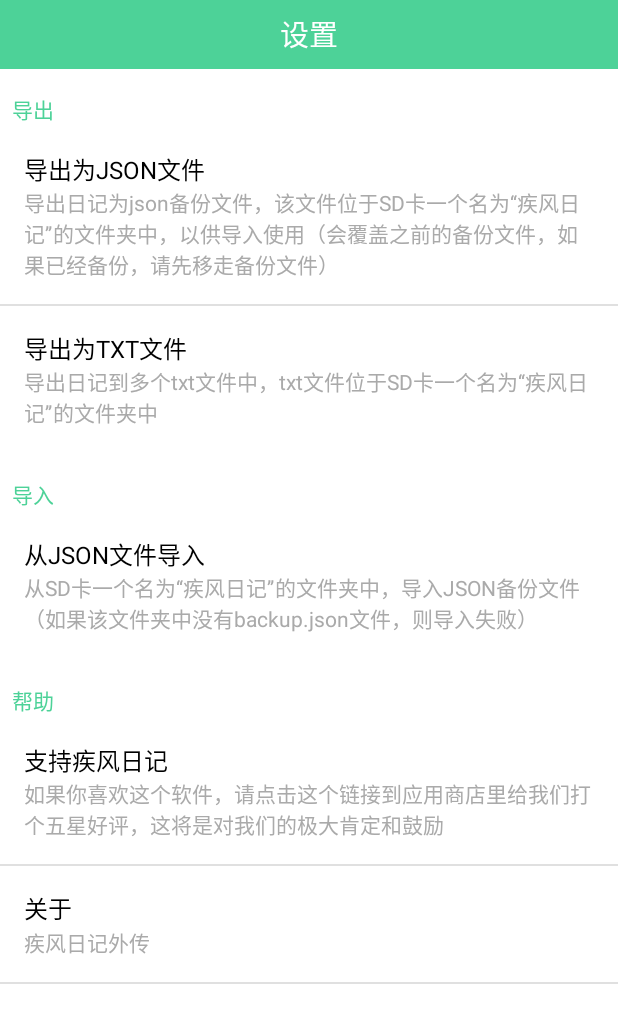
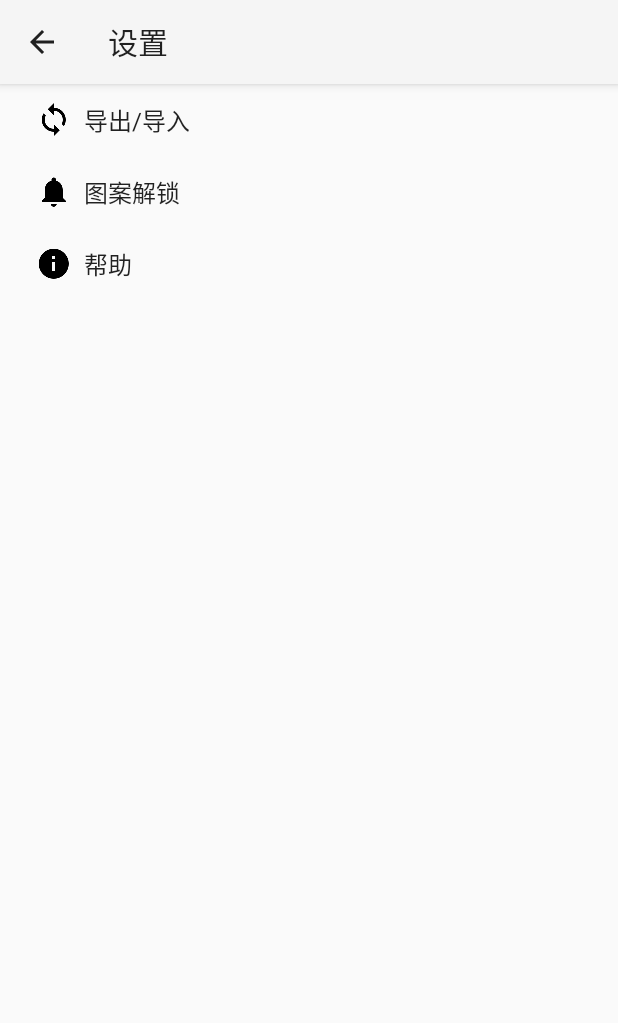
Before and after one commit to qiuyongchen/wind-diary, an Android app: the screen it shows after launch (SettingActivity before the commit, SettingsActivity after it), after a tap on an icon or button, on a phone screen of 412 x 824 dp. Shown: the top 1023 px of the screen. Run offline under Robolectric (Android 15) with nearby library versions, the phone set to English and light mode, and no system bars; libraries missing offline, so code that uses them is left out: com.umeng.analytics, se.emilsjolander.stickylistheaders; 7 statements that could not run were skipped; 2 other taps on this screen came first.

Commit message:
尝试添加setting界面
（不再使用之前的自定义版，而是使用官方匹配版）

```diff
--- a/app/build.gradle
+++ b/app/build.gradle
@@ -22,9 +22,9 @@ dependencies {
     compile fileTree(include: ['*.jar'], dir: 'libs')
     testCompile 'junit:junit:4.12'
     compile 'com.android.support:appcompat-v7:23.0.1'
-    compile 'com.android.support:cardview-v7:23.0.+'
+    compile 'com.android.support:cardview-v7:23.0.1'
     compile 'com.android.support:design:23.0.1'
-    compile 'com.android.support:recyclerview-v7:23.0.+'
+    compile 'com.android.support:recyclerview-v7:23.0.1'
     compile 'com.android.support:support-v4:23.0.1'
     compile 'com.github.haibison:android-lockpattern:7.0.0'
     compile 'com.umeng.analytics:analytics:latest.integration'
--- /dev/null
+++ b/app/src/main/java/com/qiuyongchen/diary/AppCompatPreferenceActivity.java
@@ -0,0 +1,109 @@
+package com.qiuyongchen.diary;
+
+import android.content.res.Configuration;
+import android.os.Bundle;
+import android.preference.PreferenceActivity;
+import android.support.annotation.LayoutRes;
+import android.support.annotation.Nullable;
+import android.support.v7.app.ActionBar;
+import android.support.v7.app.AppCompatDelegate;
+import android.support.v7.widget.Toolbar;
+import android.view.MenuInflater;
+import android.view.View;
+import android.view.ViewGroup;
+
+/**
+ * A {@link android.preference.PreferenceActivity} which implements and proxies the necessary calls
+ * to be used with AppCompat.
+ */
+public abstract class AppCompatPreferenceActivity extends PreferenceActivity {
+
+    private AppCompatDelegate mDelegate;
+
+    @Override
+    protected void onCreate(Bundle savedInstanceState) {
+        getDelegate().installViewFactory();
+        getDelegate().onCreate(savedInstanceState);
+        super.onCreate(savedInstanceState);
+    }
+
+    @Override
+    protected void onPostCreate(Bundle savedInstanceState) {
+        super.onPostCreate(savedInstanceState);
+        getDelegate().onPostCreate(savedInstanceState);
+    }
+
+    public ActionBar getSupportActionBar() {
+        return getDelegate().getSupportActionBar();
+    }
+
+    public void setSupportActionBar(@Nullable Toolbar toolbar) {
+        getDelegate().setSupportActionBar(toolbar);
+    }
+
+    @Override
+    public MenuInflater getMenuInflater() {
+        return getDelegate().getMenuInflater();
+    }
+
+    @Override
+    public void setContentView(@LayoutRes int layoutResID) {
+        getDelegate().setContentView(layoutResID);
+    }
+
+    @Override
+    public void setContentView(View view) {
+        getDelegate().setContentView(view);
+    }
+
+    @Override
+    public void setContentView(View view, ViewGroup.LayoutParams params) {
+        getDelegate().setContentView(view, params);
+    }
+
+    @Override
+    public void addContentView(View view, ViewGroup.LayoutParams params) {
+        getDelegate().addContentView(view, params);
+    }
+
+    @Override
+    protected void onPostResume() {
+        super.onPostResume();
+        getDelegate().onPostResume();
+    }
+
+    @Override
+    protected void onTitleChanged(CharSequence title, int color) {
+        super.onTitleChanged(title, color);
+        getDelegate().setTitle(title);
+    }
+
+    @Override
+    public void onConfigurationChanged(Configuration newConfig) {
+        super.onConfigurationChanged(newConfig);
+        getDelegate().onConfigurationChanged(newConfig);
+    }
+
+    @Override
+    protected void onStop() {
+        super.onStop();
+        getDelegate().onStop();
+    }
+
+    @Override
+    protected void onDestroy() {
+        super.onDestroy();
+        getDelegate().onDestroy();
+    }
+
+    public void invalidateOptionsMenu() {
+        getDelegate().invalidateOptionsMenu();
+    }
+
+    private AppCompatDelegate getDelegate() {
+        if (mDelegate == null) {
+            mDelegate = AppCompatDelegate.create(this, null);
+        }
+        return mDelegate;
+    }
+}
--- a/app/src/main/java/com/qiuyongchen/diary/MainActivity.java
+++ b/app/src/main/java/com/qiuyongchen/diary/MainActivity.java
@@ -60,7 +60,7 @@ public class MainActivity extends FragmentActivity {
                     break;
                 case R.id.buttonSetting:
                     Log.i("buttonSetting", "");
-                    Intent intent = new Intent(MainActivity.this, SettingActivity.class);
+                    Intent intent = new Intent(MainActivity.this, SettingsActivity.class);
                     startActivity(intent);
                     break;
             }
--- a/app/src/main/res/layout/color_selector.xml
+++ b/app/src/main/res/layout/color_selector.xml
@@ -41,7 +41,7 @@
                     android:text="R"
                     android:textColor="#4D4D4D" />
 
-                <com.gc.materialdesign.views.Slider
+                <com.qiuyongchen.diary.widget.materialdesign.views.Slider
                     android:id="@+id/red"
                     android:layout_width="fill_parent"
                     android:layout_height="wrap_content"
@@ -66,7 +66,7 @@
                     android:text="G"
                     android:textColor="#4D4D4D" />
 
-                <com.gc.materialdesign.views.Slider
+                <com.qiuyongchen.diary.widget.materialdesign.views.Slider
                     android:id="@+id/green"
                     android:layout_width="fill_parent"
                     android:layout_height="wrap_content"
@@ -91,7 +91,7 @@
                     android:text="B"
                     android:textColor="#4D4D4D" />
 
-                <com.gc.materialdesign.views.Slider
+                <com.qiuyongchen.diary.widget.materialdesign.views.Slider
                     android:id="@+id/blue"
                     android:layout_width="fill_parent"
                     android:layout_height="wrap_content"
--- a/app/src/main/res/layout/dialog.xml
+++ b/app/src/main/res/layout/dialog.xml
@@ -55,14 +55,14 @@
             android:gravity="right"
             android:orientation="horizontal" >
 
-            <com.gc.materialdesign.views.ButtonFlat
+            <com.qiuyongchen.diary.widget.materialdesign.views.ButtonFlat
                 android:id="@+id/button_cancel"
                 android:layout_width="wrap_content"
                 android:layout_height="wrap_content"
                 android:text="Cancel"
                 android:textColor="#000" />
 
-            <com.gc.materialdesign.views.ButtonFlat
+            <com.qiuyongchen.diary.widget.materialdesign.views.ButtonFlat
                 android:id="@+id/button_accept"
                 android:layout_width="wrap_content"
                 android:layout_height="wrap_content"
--- a/app/src/main/res/layout/progress_dialog.xml
+++ b/app/src/main/res/layout/progress_dialog.xml
@@ -14,7 +14,7 @@
         android:background="@drawable/dialog_background"
         android:padding="24dp" >
 
-        <com.gc.materialdesign.views.ProgressBarCircularIndeterminate
+        <com.qiuyongchen.diary.widget.materialdesign.views.ProgressBarCircularIndeterminate
             android:id="@+id/progressBarCircularIndetermininate"
             android:layout_width="32dp"
             android:layout_height="32dp"
--- a/app/src/main/res/layout/snackbar.xml
+++ b/app/src/main/res/layout/snackbar.xml
@@ -20,7 +20,7 @@
             android:paddingTop="18dp"
             android:visibility="invisible" >
 
-            <com.gc.materialdesign.views.ButtonFlat
+            <com.qiuyongchen.diary.widget.materialdesign.views.ButtonFlat
                 android:id="@+id/buttonflat"
                 android:layout_width="wrap_content"
                 android:layout_height="wrap_content"
--- a/app/src/main/res/values/strings.xml
+++ b/app/src/main/res/values/strings.xml
@@ -38,7 +38,7 @@
 
     <string name="export_data">导出</string>
 
-    <string name="export_import">导出-导入</string>
+    <string name="export_import">导出/导入</string>
 
     <string name="export_to_json">导出为JSON文件</string>
 
@@ -68,6 +68,8 @@
 
     <string name="like_this_app_detail">如果你喜欢这个软件，请点击这个链接到应用商店里给我们打个五星好评，这将是对我们的极大肯定和鼓励</string>
 
+    <string name="lock_pattern">图案解锁</string>
+
     <string name="night_mode">夜间模式</string>
 
     <string name="previous">往昔</string>
@@ -90,7 +92,8 @@
     <string name="notify_priority">notify_priority</string>
 
     <string name="title_activity_setting">设置</string>
-    <string name="title_activity_settings">Settings</string>
+
+    <string name="title_activity_settings">设置</string>
 
     <!-- Strings related to Settings -->
 
--- a/app/src/main/res/xml/pref_headers.xml
+++ b/app/src/main/res/xml/pref_headers.xml
@@ -2,19 +2,14 @@
 
     <!-- These settings headers are only used on tablets. -->
 
-    <header
-        android:fragment="com.qiuyongchen.diary.SettingsActivity$GeneralPreferenceFragment"
-        android:title="@string/pref_header_general"
-        android:icon="@drawable/ic_info_black_24dp" />
+    <header android:fragment="com.qiuyongchen.diary.SettingsActivity$BackupPreferenceFragment"
+        android:title="@string/export_import" android:icon="@drawable/ic_sync_black_24dp" />
 
-    <header
-        android:fragment="com.qiuyongchen.diary.SettingsActivity$NotificationPreferenceFragment"
-        android:title="@string/pref_header_notifications"
+    <header android:fragment="com.qiuyongchen.diary.SettingsActivity$SafePreferenceFragment"
+        android:title="@string/lock_pattern"
         android:icon="@drawable/ic_notifications_black_24dp" />
 
-    <header
-        android:fragment="com.qiuyongchen.diary.SettingsActivity$DataSyncPreferenceFragment"
-        android:title="@string/pref_header_data_sync"
-        android:icon="@drawable/ic_sync_black_24dp" />
+    <header android:fragment="com.qiuyongchen.diary.SettingsActivity$HelpPreferenceFragment"
+        android:title="@string/help" android:icon="@drawable/ic_info_black_24dp" />
 
 </preference-headers>
--- a/app/src/main/res/xml/pref_data_sync.xml
+++ b/app/src/main/res/xml/pref_help.xml
@@ -1,4 +1,23 @@
 <PreferenceScreen xmlns:android="http://schemas.android.com/apk/res/android">
+
+    <PreferenceCategory
+        android:layout="@layout/preference_category_widget"
+        android:title="@string/help">
+        <Preference
+            android:key="like"
+            android:layout="@layout/preference_item"
+            android:summary="@string/like_this_app_detail"
+            android:title="@string/like_this_app">
+            <intent
+                android:action="android.intent.action.VIEW"
+                android:data="market://details?id=com.qiuyongchen.diary" />
+        </Preference>
+        <Preference
+            android:key="about"
+            android:layout="@layout/preference_item"
+            android:summary="@string/about_detail"
+            android:title="@string/about"/>
+    </PreferenceCategory>
 
     <!-- NOTE: Hide buttons to simplify the UI. Users can touch outside the dialog to
          dismiss it. -->
```
Also changed, not shown: app/src/main/AndroidManifest.xml (+10 -8 lines), app/src/main/java/com/qiuyongchen/diary/SettingActivity.java (+12 -22 lines), app/src/main/java/com/qiuyongchen/diary/SettingsActivity.java (added, +280 -0 lines), app/src/main/res/xml/preference_setting.xml (+16 -2 lines), app/src/main/java/com/qiuyongchen/diary/widget/materialdesign/widgets/Dialog.java (line endings or trailing spaces), app/src/main/res/xml/pref_backup.xml (renamed from app/src/main/res/xml/pref_general.xml), app/src/main/res/xml/pref_safe.xml (renamed from app/src/main/res/xml/pref_notification.xml).
